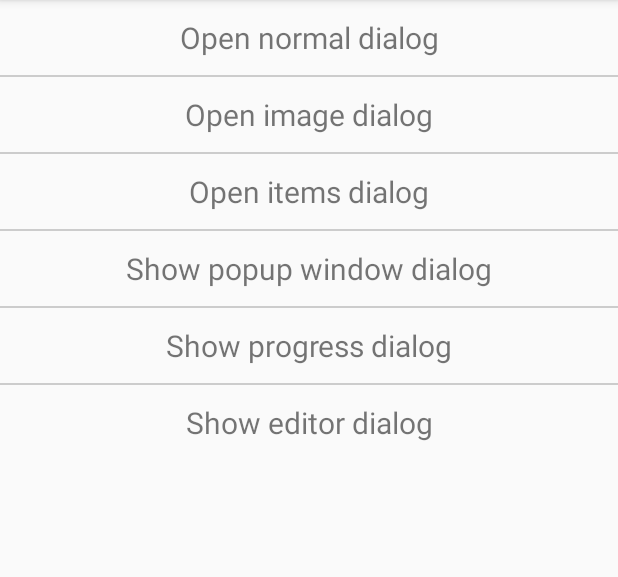
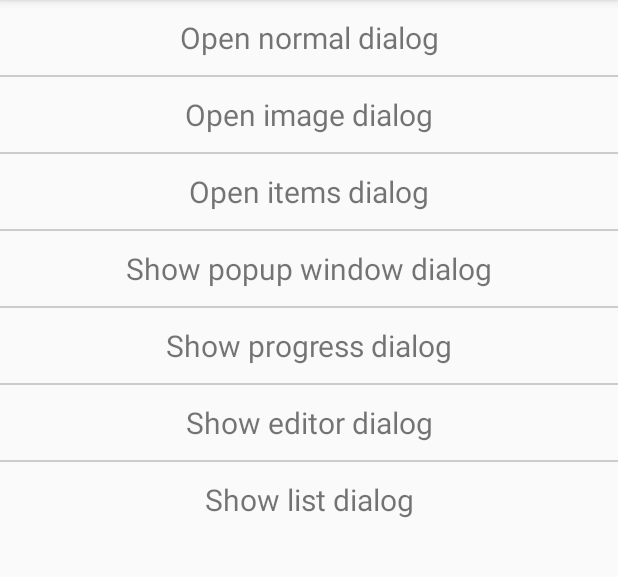
Before and after one commit to Yumore/NathanielDialog, an Android app: the screen it shows after launch (MainActivity), on a phone screen of 412 x 824 dp, the part 84-661 px from its top. Run offline under Robolectric (Android 15) with nearby library versions, the phone set to English and light mode, and no system bars.

Commit message:
配置文件修改

```diff
--- a/Dialog/src/main/res/layout/item_dialog_list.xml
+++ b/Dialog/src/main/res/layout/item_dialog_list.xml
@@ -7,7 +7,7 @@
     android:orientation="horizontal">
 
     <ImageView
-        android:id="@+id/dialog_multicgoise_image_iv"
+        android:id="@+id/dialog_multichoise_image_iv"
         android:layout_width="30dp"
         android:layout_height="30dp"
         android:layout_marginRight="5dp"
--- a/Sample/src/main/res/layout/activity_main.xml
+++ b/Sample/src/main/res/layout/activity_main.xml
@@ -55,4 +55,12 @@
         android:gravity="center"
         android:text="@string/show_editor_dialog"
         android:textSize="20sp"/>
+
+    <TextView
+        android:id="@+id/list_dialog"
+        android:layout_width="match_parent"
+        android:layout_height="50dip"
+        android:gravity="center"
+        android:text="@string/show_list_dialog"
+        android:textSize="20sp" />
 </LinearLayout>
--- a/Sample/src/main/res/values/strings.xml
+++ b/Sample/src/main/res/values/strings.xml
@@ -12,4 +12,5 @@
     <string name="open_normal_dialog">Open normal dialog</string>
     <string name="show_progress_dialog">Show progress dialog</string>
     <string name="show_editor_dialog">Show editor dialog</string>
+    <string name="show_list_dialog">Show list dialog</string>
 </resources>
```
Also changed, not shown: Dialog/src/main/java/xyz/zimuju/library/MultiChoiceAdapter.java (+15 -3 lines), Dialog/src/main/java/xyz/zimuju/library/NathanielDialog.java (+13 -2 lines), Sample/src/main/java/xyz/zimuju/sample/MainActivity.java (+21 -0 lines).
